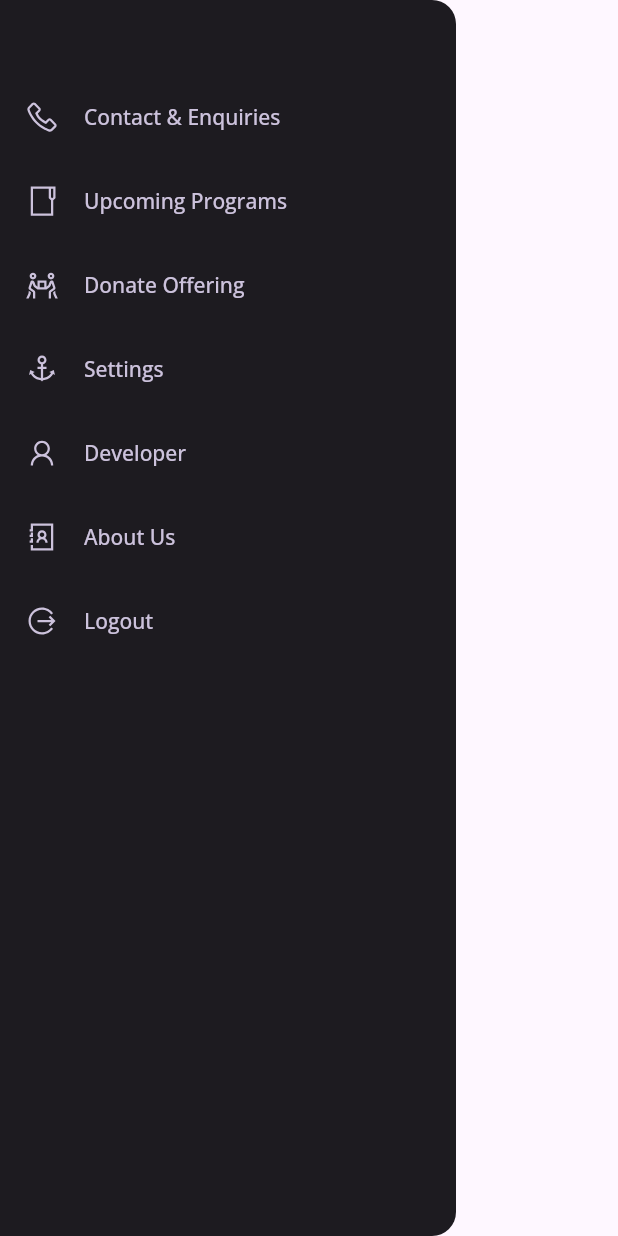
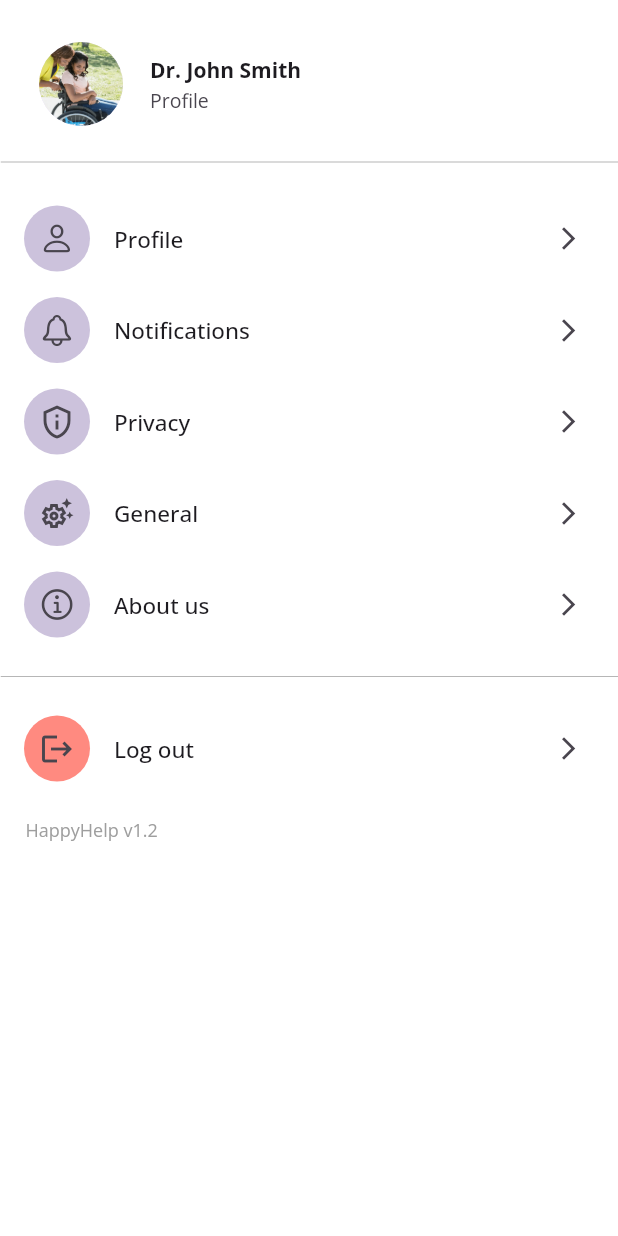
Before and after one commit to patrick-codes/Help-app, a Flutter app: the NavDrawer widget shown alone on an empty page, opened directly, after a tap on "Settings", on a phone screen of 412 x 824 dp. Run offline on Flutter 3.47's test engine with Material 2 defaults, Android fonts, the phone set to English and light mode, and no system bars; our stand-ins replace another_flushbar, flutter_map, flutter_screenutil, flutter_svg, font_awesome_flutter, geocoding and 7 more; missing offline and left inert: custom_clippers, flutter_map_marker_cluster, flutter_map_marker_popup, text_divider; accounts and stored records are empty.

Commit message:
fix marker and added settings page

```diff
--- a/help_app/lib/view/home_main.dart
+++ b/help_app/lib/view/home_main.dart
@@ -8,6 +8,7 @@ import 'package:get/get.dart';
 import 'package:google_nav_bar/google_nav_bar.dart';
 import 'package:help_app/constants/color_constants.dart';
 import 'package:help_app/view/home_page.dart';
+import 'package:help_app/view/profile/profile_page.dart';
 import 'package:line_icons/line_icons.dart';
 import 'package:shared_preferences/shared_preferences.dart';
 
@@ -44,7 +45,7 @@ class _MyHomePageState extends State<HomePage> {
     const FavoritePage(),
     const AlertPage(),
     const MapPage(),
-    const AlertPage(),
+    const ProfilePage(),
   ];
 
   String locationMessage = 'Current Location of user';
--- /dev/null
+++ b/help_app/lib/view/profile/profile_page.dart
@@ -0,0 +1,253 @@
+import 'package:flutter/cupertino.dart';
+import 'package:flutter/material.dart';
+import 'package:line_icons/line_icons.dart';
+
+import '../../constants/color_constants.dart';
+
+class ProfilePage extends StatelessWidget {
+  const ProfilePage({super.key});
+
+  @override
+  Widget build(BuildContext context) {
+    return Scaffold(
+      /*appBar: AppBar(
+        backgroundColor: primaryColor,
+        iconTheme: const IconThemeData(
+          color: secondaryColor,
+        ),
+        title: const Text(
+          "Settings",
+          style: TextStyle(
+            color: secondaryColor,
+            fontSize: 15,
+            fontWeight: FontWeight.bold,
+          ),
+        ),
+        actions: const [
+          Padding(
+            padding: EdgeInsets.only(top: 8.0, right: 10),
+            child: Icon(
+              Icons.more_vert,
+              size: 25,
+            ),
+          ),
+        ],
+      ),
+      */
+      backgroundColor: Colors.white,
+      body: SingleChildScrollView(
+        child: Padding(
+          padding: const EdgeInsets.only(top: 12.0),
+          child: Column(
+            children: [
+              const Padding(
+                padding: EdgeInsets.all(8.0),
+                child: ListTile(
+                  leading: CircleAvatar(
+                    radius: 30,
+                    backgroundImage: AssetImage(
+                      "assets/images/img4.png",
+                    ),
+                  ),
+                  title: Text(
+                    "Dr. John Smith",
+                    style: TextStyle(
+                      fontWeight: FontWeight.bold,
+                    ),
+                  ),
+                  subtitle: Text(
+                    "Profile",
+                    style: TextStyle(
+                      fontSize: 13,
+                    ),
+                  ),
+                ),
+              ),
+              const Divider(
+                thickness: 0.5,
+                indent: 0.5,
+                color: Colors.grey,
+              ),
+              const SizedBox(height: 15),
+              ListTile(
+                leading: Container(
+                  decoration: const BoxDecoration(
+                    shape: BoxShape.circle,
+                    color: secondaryColor,
+                  ),
+                  child: const Padding(
+                    padding: EdgeInsets.all(10.0),
+                    child: Icon(
+                      CupertinoIcons.person,
+                    ),
+                  ),
+                ),
+                title: const Text(
+                  "Profile",
+                  style: TextStyle(
+                    fontSize: 15,
+                    fontWeight: FontWeight.w500,
+                  ),
+                ),
+                trailing: const Icon(
+                  Icons.arrow_forward_ios,
+                  size: 18,
+                ),
+              ),
+              const SizedBox(height: 5),
+              ListTile(
+                leading: Container(
+                  decoration: const BoxDecoration(
+                    shape: BoxShape.circle,
+                    color: secondaryColor,
+                  ),
+                  child: const Padding(
+                    padding: EdgeInsets.all(10.0),
+                    child: Icon(
+                      CupertinoIcons.bell,
+                    ),
+                  ),
+                ),
+                title: const Text(
+                  "Notifications",
+                  style: TextStyle(
+                    fontSize: 15,
+                    fontWeight: FontWeight.w500,
+                  ),
+                ),
+                trailing: const Icon(
+                  Icons.arrow_forward_ios,
+                  size: 18,
+                ),
+              ),
+              const SizedBox(height: 5),
+              ListTile(
+                leading: Container(
+                  decoration: const BoxDecoration(
+                    shape: BoxShape.circle,
+                    color: secondaryColor,
+                  ),
+                  child: const Padding(
+                    padding: EdgeInsets.all(10.0),
+                    child: Icon(
+                      Icons.privacy_tip_outlined,
+                    ),
+                  ),
+                ),
+                title: const Text(
+                  "Privacy",
+                  style: TextStyle(
+                    fontSize: 15,
+                    fontWeight: FontWeight.w500,
+                  ),
+                ),
+                trailing: const Icon(
+                  Icons.arrow_forward_ios,
+                  size: 18,
+                ),
+              ),
+              const SizedBox(height: 5),
+              ListTile(
+                leading: Container(
+                  decoration: const BoxDecoration(
+                    shape: BoxShape.circle,
+                    color: secondaryColor,
+                  ),
+                  child: const Padding(
+                    padding: EdgeInsets.all(10.0),
+                    child: Icon(
+                      Icons.settings_suggest_outlined,
+                    ),
+                  ),
+                ),
+                title: const Text(
+                  "General",
+                  style: TextStyle(
+                    fontSize: 15,
+                    fontWeight: FontWeight.w500,
+                  ),
+                ),
+                trailing: const Icon(
+                  Icons.arrow_forward_ios,
+                  size: 18,
+                ),
+              ),
+              const SizedBox(height: 5),
+              ListTile(
+                leading: Container(
+                  decoration: const BoxDecoration(
+                    shape: BoxShape.circle,
+                    color: secondaryColor,
+                  ),
+                  child: const Padding(
+                    padding: EdgeInsets.all(10.0),
+                    child: Icon(
+                      CupertinoIcons.info,
+                    ),
+                  ),
+                ),
+                title: const Text(
+                  "About us",
+                  style: TextStyle(
+                    fontSize: 15,
+                    fontWeight: FontWeight.w500,
+                  ),
+                ),
+                trailing: const Icon(
+                  Icons.arrow_forward_ios,
+                  size: 18,
+                ),
+              ),
+              const Divider(
+                height: 40,
+                thickness: 0.5,
+                indent: 0.5,
+                color: Colors.grey,
+              ),
+              ListTile(
+                leading: Container(
+                  decoration: BoxDecoration(
+                    shape: BoxShape.circle,
+                    color: Colors.redAccent.shade100,
+                  ),
+                  child: const Padding(
+                    padding: EdgeInsets.all(10.0),
+                    child: Icon(
+                      Icons.logout,
+                    ),
+                  ),
+                ),
+                title: const Text(
+                  "Log out",
+                  style: TextStyle(
+                    fontSize: 15,
+                    fontWeight: FontWeight.w500,
+                  ),
+                ),
+                trailing: const Icon(
+                  Icons.arrow_forward_ios,
+                  size: 18,
+                ),
+              ),
+              const SizedBox(height: 18),
+              const Padding(
+                padding: EdgeInsets.only(left: 17.0),
+                child: Row(
+                  children: [
+                    Text(
+                      "HappyHelp v1.2",
+                      style: TextStyle(
+                        fontSize: 12,
+                        color: Colors.grey,
+                      ),
+                    ),
+                  ],
+                ),
+              )
+            ],
+          ),
+        ),
+      ),
+    );
+  }
+}
--- a/help_app/lib/widgets/drawer/nav_drawer.dart
+++ b/help_app/lib/widgets/drawer/nav_drawer.dart
@@ -3,6 +3,7 @@ import 'package:font_awesome_flutter/font_awesome_flutter.dart';
 import 'package:get/get.dart';
 import 'package:get/get_core/src/get_main.dart';
 import 'package:help_app/constants/color_constants.dart';
+import 'package:help_app/view/profile/profile_page.dart';
 import 'package:line_icons/line_icon.dart';
 import 'package:line_icons/line_icons.dart';
 
@@ -98,7 +99,9 @@ class _NavDrawerState extends State<NavDrawer> {
                 color: secondaryColor,
               ),
             ),
-            onTap: () {},
+            onTap: () {
+              Get.to(() => const ProfilePage());
+            },
           ),
           ListTile(
             leading: const Icon(
```
Also changed, not shown: help_app/lib/view/chat_page.dart (+8 -4 lines), help_app/lib/view/map_page.dart (+97 -9 lines).
